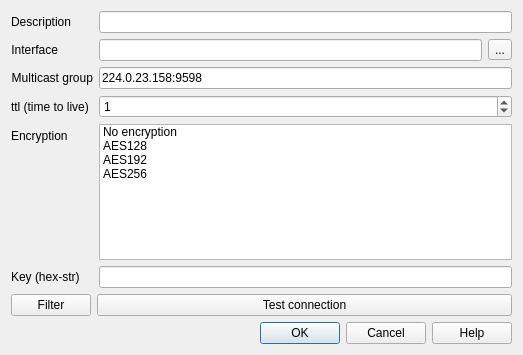
Before: the Qt Designer form src/cdlgconnsettingsmulticast.ui in grodansparadis/vscp-works-qt, drawn with Qt 5.
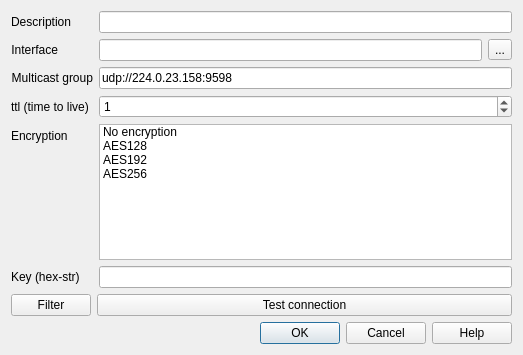
After: the same form once the commit is applied.

Diff of the .ui file:
```diff
--- a/src/cdlgconnsettingsmulticast.ui
+++ b/src/cdlgconnsettingsmulticast.ui
@@ -71,7 +71,7 @@
         <string>&lt;html&gt;&lt;head/&gt;&lt;body&gt;&lt;p&gt;Multicast group (group[:port]). Default group is 224.0.23.158. Default port is 9598. &lt;/p&gt;&lt;/body&gt;&lt;/html&gt;</string>
        </property>
        <property name="text">
-        <string>224.0.23.158:9598</string>
+        <string>udp://224.0.23.158:9598</string>
        </property>
       </widget>
      </item>
```
Left out of the diff: 4 changed lines with no effect on the pictures.
